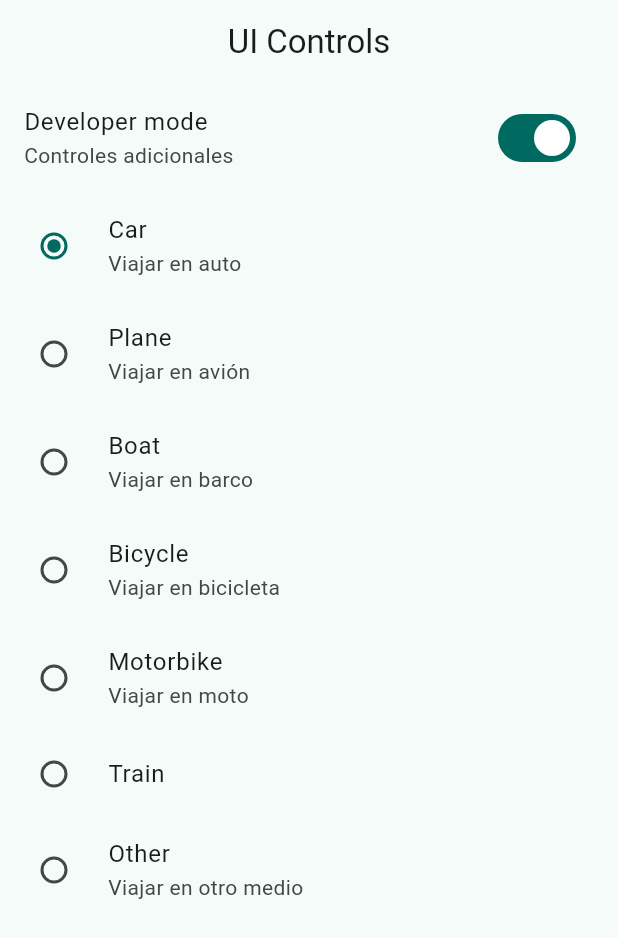
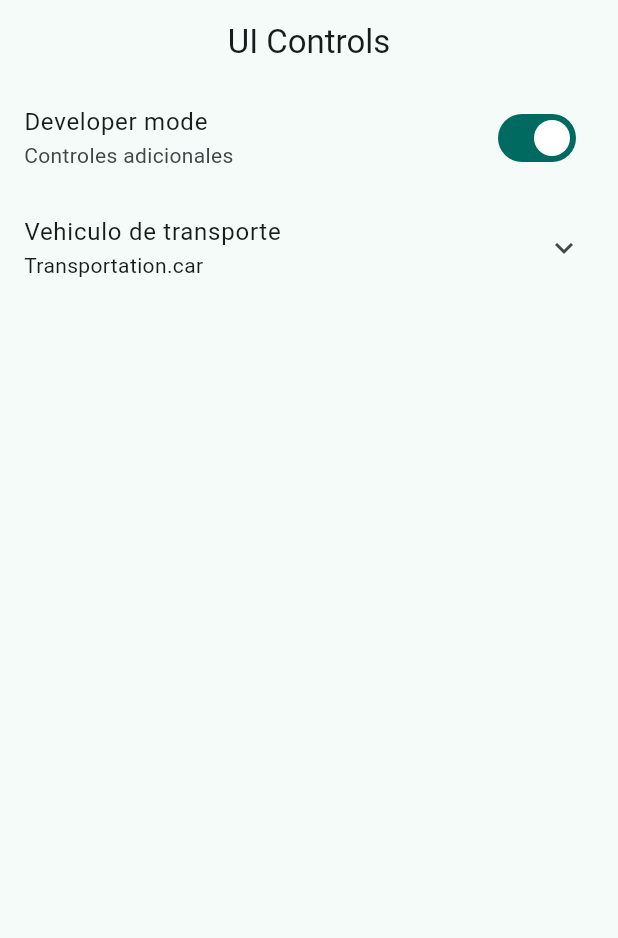
Before and after one commit to ManuViola77/widgets_app, a Flutter app: the UiControlsScreen screen opened by its route, on a phone screen of 412 x 824 dp. Shown: the top 938 px of the screen. Run offline on Flutter 3.47's test engine with Material 3 defaults, Android fonts, the phone set to English and light mode, and no system bars; our stand-ins replace go_router.

```diff
--- a/lib/presentation/screens/ui_controls/ui_controls_screen.dart
+++ b/lib/presentation/screens/ui_controls/ui_controls_screen.dart
@@ -42,6 +42,10 @@ class _UiControlsViewState extends State<_UiControlsView> {
           },
         ),
 
+        ExpansionTile(
+          title: const Text('Vehiculo de transporte'),
+          subtitle: Text('$selectedTransportation'),
+          children: [
             RadioListTile(
               title: const Text('Car'),
               subtitle: const Text('Viajar en auto'),
@@ -112,6 +116,8 @@ class _UiControlsViewState extends State<_UiControlsView> {
                   }),
             ),
           ],
+        ),
+      ],
     );
   }
 }
```
Lines whose indentation alone changed are shown as unchanged.
